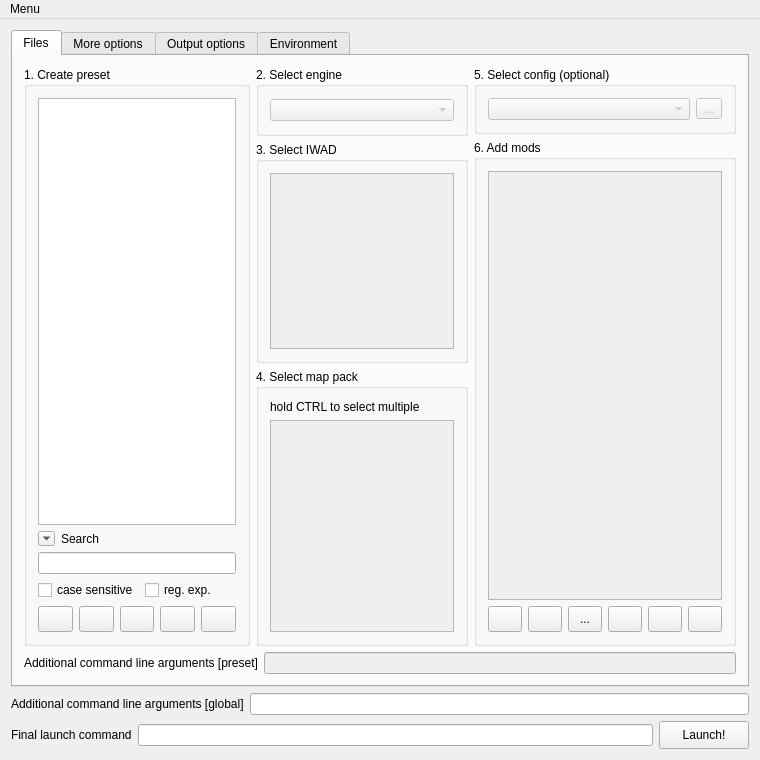
The window that Forms/MainWindow.ui (Youda008/DoomRunner) describes before a commit, drawn with Qt 5.
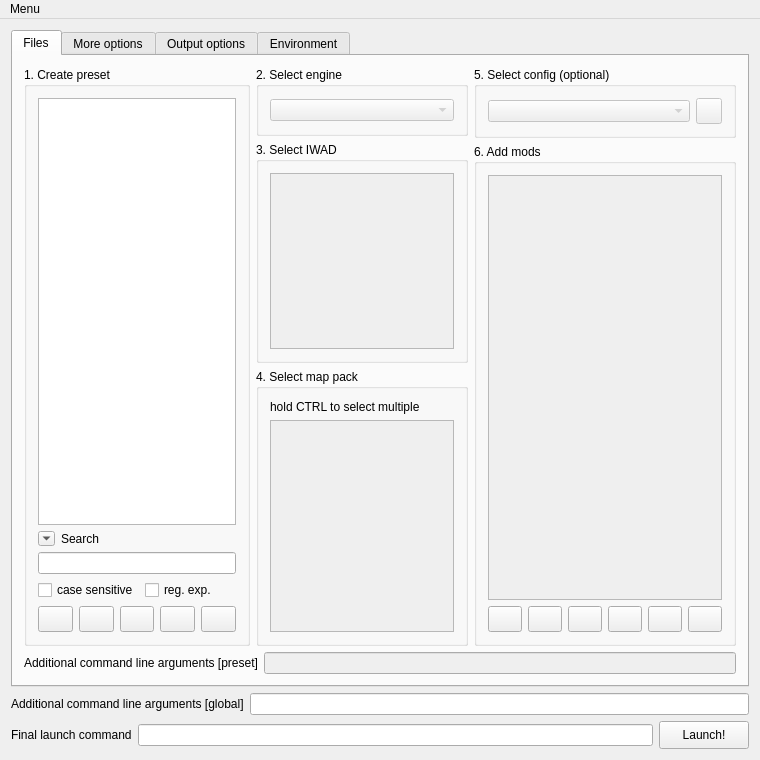
The same window after the commit. Icons and pictures are not drawn. Custom widgets are drawn as their Qt base class.

What changed in the file:
```diff
--- a/Forms/MainWindow.ui
+++ b/Forms/MainWindow.ui
@@ -316,6 +316,12 @@
            <layout class="QVBoxLayout" name="verticalLayout_3">
             <item>
              <widget class="QGroupBox" name="configGrpBox">
+              <property name="sizePolicy">
+               <sizepolicy hsizetype="Preferred" vsizetype="Fixed">
+                <horstretch>0</horstretch>
+                <verstretch>0</verstretch>
+               </sizepolicy>
+              </property>
               <property name="title">
                <string>5. Select config (optional)</string>
               </property>
@@ -331,6 +337,12 @@
                  <property name="enabled">
                   <bool>false</bool>
                  </property>
+                 <property name="sizePolicy">
+                  <sizepolicy hsizetype="Expanding" vsizetype="Fixed">
+                   <horstretch>0</horstretch>
+                   <verstretch>0</verstretch>
+                  </sizepolicy>
+                 </property>
                 </widget>
                </item>
                <item>
@@ -341,15 +353,12 @@
                  <property name="minimumSize">
                   <size>
                    <width>26</width>
-                   <height>0</height>
+                   <height>26</height>
                   </size>
                  </property>
                  <property name="toolTip">
                   <string>&lt;html&gt;&lt;head/&gt;&lt;body&gt;&lt;p&gt;&lt;span style=&quot; font-size:9pt;&quot;&gt;Create a copy of the selected config with a new name&lt;/span&gt;&lt;/p&gt;&lt;/body&gt;&lt;/html&gt;</string>
                  </property>
-                 <property name="text">
-                  <string>...</string>
-                 </property>
                  <property name="icon">
                   <iconset resource="../Resources/Resources.qrc">
                    <normaloff>:/CopyFile.png</normaloff>:/CopyFile.png</iconset>
@@ -446,9 +455,6 @@
                    <property name="toolTip">
                     <string>&lt;html&gt;&lt;head/&gt;&lt;body&gt;&lt;p&gt;Add a custom command line argument&lt;/p&gt;&lt;/body&gt;&lt;/html&gt;</string>
                    </property>
-                   <property name="text">
-                    <string>...</string>
-                   </property>
                    <property name="icon">
                     <iconset resource="../Resources/Resources.qrc">
                      <normaloff>:/Terminal.png</normaloff>:/Terminal.png</iconset>
```
Left out of the diff: 24 changed lines with no effect on the pictures.
